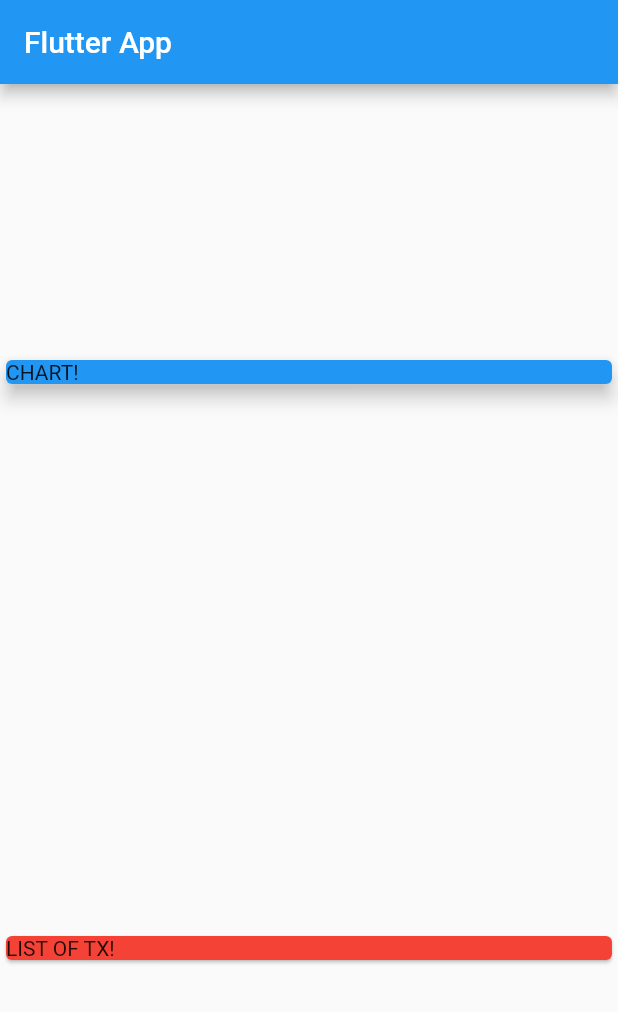
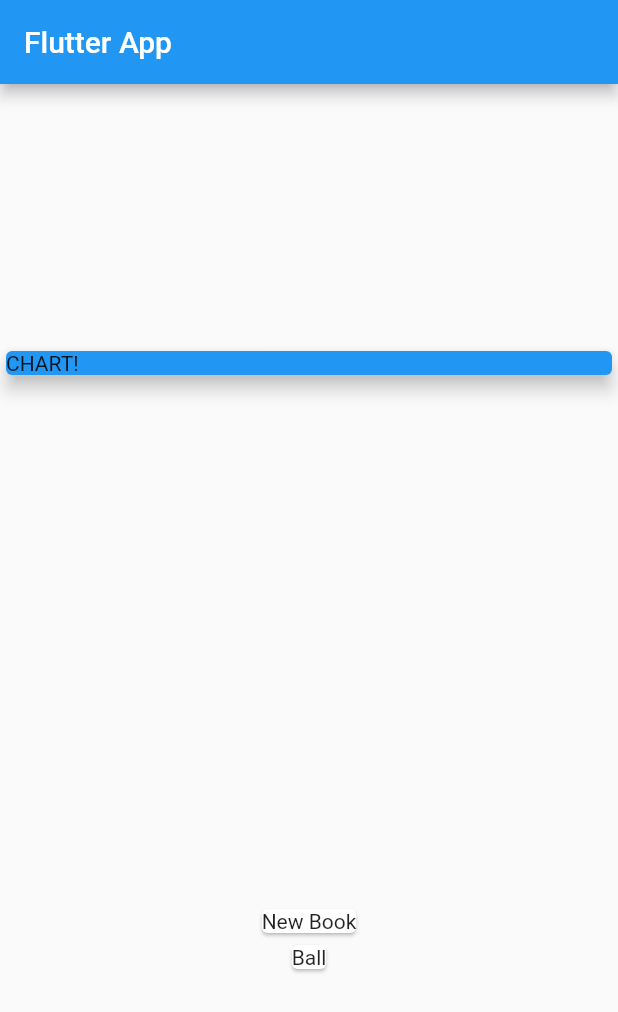
Before and after one commit to mahela-prasad/personal-expenses-app, a Flutter app: the screen it shows after launch, on a phone screen of 412 x 824 dp. Shown: the top 1012 px of the screen. Run offline on Flutter 3.47's test engine with Material 2 defaults, Android fonts, the phone set to English and light mode, and no system bars.

Commit message:
Mapping Data into Widgets

```diff
--- a/lib/main.dart
+++ b/lib/main.dart
@@ -1,4 +1,5 @@
 import 'package:flutter/material.dart';
+import './transaction.dart';
 
 void main() => runApp(MyApp());
 
@@ -13,6 +14,12 @@ class MyApp extends StatelessWidget {
 }
 
 class MyHomePage extends StatelessWidget {
+  final List<Transaction> transaction = [
+    Transaction(
+        id: 't1', title: 'New Book', amount: 850.00, date: DateTime.now()),
+    Transaction(id: 't2', title: 'Ball', amount: 250.00, date: DateTime.now()),
+  ];
+
   @override
   Widget build(BuildContext context) {
     return Scaffold(
@@ -31,9 +38,12 @@ class MyHomePage extends StatelessWidget {
               elevation: 5,
             ),
           ),
-          Card(
-            child: Text('LIST OF TX!'),
-            color: Colors.red,
+          Column(
+            children: transaction.map((tx) {
+              return Card(
+                child: Text(tx.title),
+              );
+            }).toList(),
           )
         ],
       ),
--- /dev/null
+++ b/lib/transaction.dart
@@ -0,0 +1,14 @@
+import 'package:flutter/material.dart';
+
+class Transaction {
+  final String id;
+  final String title;
+  final double amount;
+  final DateTime date;
+
+  Transaction(
+      {@required this.id,
+      @required this.title,
+      @required this.amount,
+      @required this.date});
+}
```
